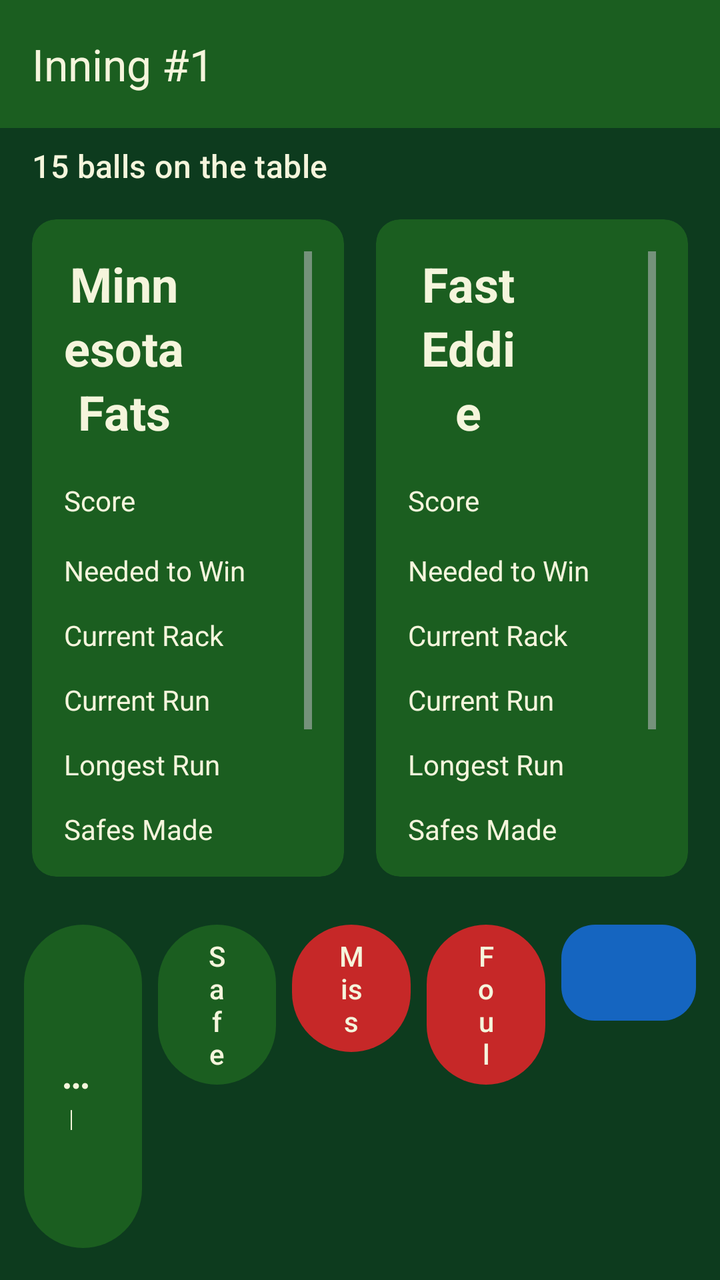
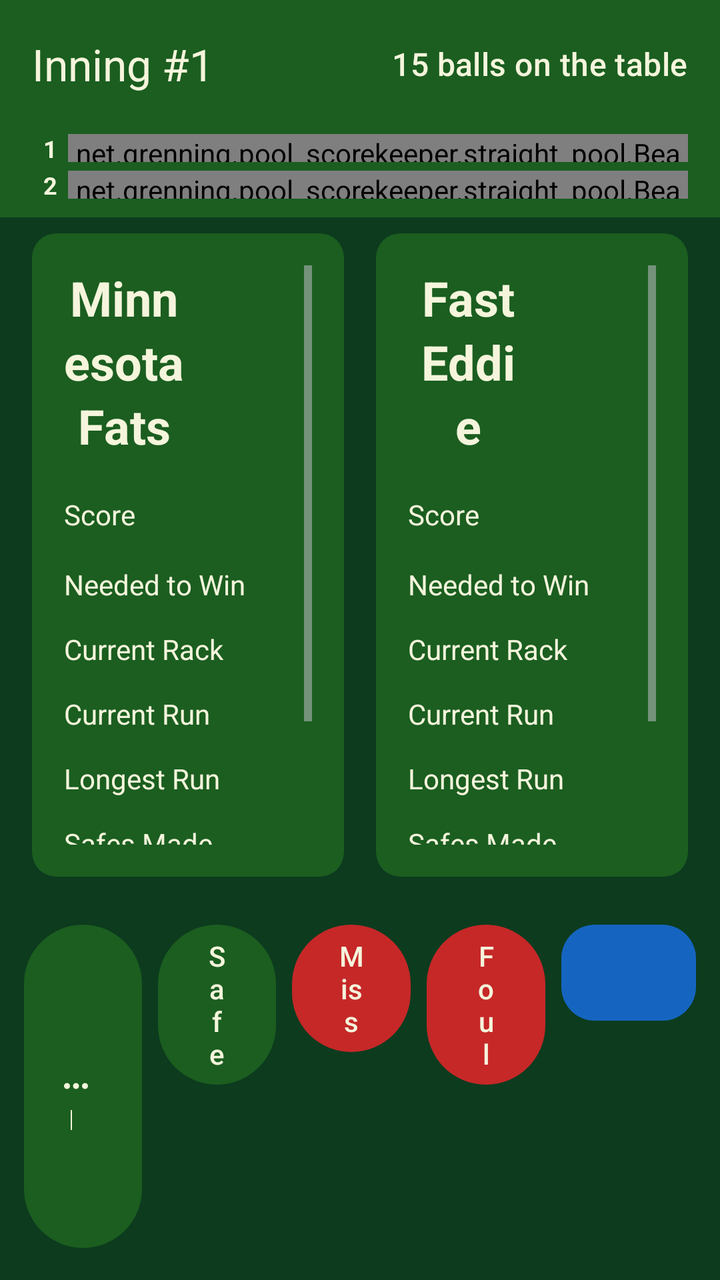

An Android layout rendered at two revisions. The XML below is the earlier revision; the diff shows what the commit changed to produce the second picture.
<!-- AndroidManifest.xml: application theme Theme.PoolScorekeeper -->
<!-- res/layout/activity_score_straight_pool.xml -->
<?xml version="1.0" encoding="utf-8"?>
<LinearLayout xmlns:android="http://schemas.android.com/apk/res/android"
    xmlns:app="http://schemas.android.com/apk/res-auto"
    android:id="@+id/scoreRoot"
    android:layout_width="match_parent"
    android:layout_height="match_parent"
    android:background="@color/felt_dark"
    android:orientation="vertical">

    <com.google.android.material.appbar.MaterialToolbar
        android:id="@+id/scoreToolbar"
        android:layout_width="match_parent"
        android:layout_height="wrap_content"
        android:background="@color/felt_green"
        android:minHeight="?attr/actionBarSize"
        app:title="@string/default_inning_text"
        app:titleTextColor="@color/ivory" />

    <LinearLayout
        android:layout_width="match_parent"
        android:layout_height="wrap_content"
        android:gravity="center_vertical"
        android:orientation="horizontal"
        android:paddingStart="16dp"
        android:paddingEnd="16dp"
        android:paddingTop="8dp"
        android:paddingBottom="8dp">

        <TextView
            android:id="@+id/ballsOnTheTable"
            android:layout_width="match_parent"
            android:layout_height="wrap_content"
            android:text="@string/default_balls_left_on_the_table"
            android:textAppearance="@style/TextAppearance.Material3.TitleMedium"
            android:textColor="@color/ivory" />
    </LinearLayout>

    <LinearLayout
        android:layout_width="match_parent"
        android:layout_height="0dp"
        android:layout_weight="1"
        android:orientation="horizontal"
        android:paddingStart="8dp"
        android:paddingEnd="8dp">

        <com.google.android.material.card.MaterialCardView
            android:id="@+id/player1Card"
            android:layout_width="0dp"
            android:layout_height="match_parent"
            android:layout_margin="8dp"
            android:layout_weight="1"
            app:cardBackgroundColor="@color/inactive_player"
            app:cardCornerRadius="12dp"
            app:contentPadding="16dp"
            app:strokeColor="@color/active_player"
            app:strokeWidth="0dp">

            <ScrollView
                android:id="@+id/player1Scroll"
                android:layout_width="match_parent"
                android:layout_height="match_parent"
                android:fillViewport="true"
                android:overScrollMode="ifContentScrolls"
                android:scrollbars="vertical">

            <TableLayout
                android:layout_width="match_parent"
                android:layout_height="wrap_content"
                android:stretchColumns="1">

                <TableRow>
                    <TextView
                        android:id="@+id/player1Name"
                        android:layout_width="0dp"
                        android:layout_weight="1"
                        android:gravity="center"
                        android:text="@string/default_player1Name"
                        android:textAppearance="@style/TextAppearance.Material3.HeadlineSmall"
                        android:textColor="@color/ivory"
                        android:textStyle="bold" />

                    <TextView
                        android:id="@+id/player1TurnClock"
                        android:gravity="end|center_vertical"
                        android:minWidth="64dp"
                        android:paddingStart="8dp"
                        android:textAppearance="@style/TextAppearance.Material3.TitleMedium"
                        android:textColor="@color/ivory" />
                </TableRow>

                <TableRow>
                    <TextView
                        style="@style/Widget.Pool.StatLabel"
                        android:text="@string/game_total" />
                    <TextView
                        android:id="@+id/player1Score"
                        style="@style/Widget.Pool.StatValue"
                        android:text="0"
                        android:textSize="28sp" />
                </TableRow>

                <TableRow>
                    <TextView
                        style="@style/Widget.Pool.StatLabel"
                        android:text="@string/points_needed" />
                    <TextView
                        android:id="@+id/player1PointsToWin"
                        style="@style/Widget.Pool.StatValue"
                        android:text="50" />
                </TableRow>

                <TableRow>
                    <TextView
                        style="@style/Widget.Pool.StatLabel"
                        android:text="@string/current_rack_total" />
                    <TextView
                        android:id="@+id/player1BallsThisRack"
                        style="@style/Widget.Pool.StatValue"
                        android:text="0" />
                </TableRow>

                <TableRow>
                    <TextView
                        style="@style/Widget.Pool.StatLabel"
                        android:text="@string/current_run" />
                    <TextView
                        android:id="@+id/player1CurrentRun"
                        style="@style/Widget.Pool.StatValue"
                        android:text="0" />
                </TableRow>

                <TableRow>
                    <TextView
                        style="@style/Widget.Pool.StatLabel"
                        android:text="@string/longest_run" />
                    <TextView
                        android:id="@+id/player1LongestRun"
                        style="@style/Widget.Pool.StatValue"
                        android:text="0" />
                </TableRow>

                <TableRow>
                    <TextView
                        style="@style/Widget.Pool.StatLabel"
                        android:text="@string/safes_made" />
                    <TextView
                        android:id="@+id/player1SafesMade"
                        style="@style/Widget.Pool.StatValue"
                        android:text="0" />
                </TableRow>

                <TableRow>
                    <TextView
                        style="@style/Widget.Pool.StatLabel"
                        android:text="@string/consecutive_fouls" />
                    <TextView
                        android:id="@+id/player1ConsecutiveFouls"
                        style="@style/Widget.Pool.StatValue"
                        android:text="0" />
                </TableRow>

                <TableRow>
                    <TextView
                        style="@style/Widget.Pool.StatLabel"
                        android:text="@string/total_fouls" />
                    <TextView
                        android:id="@+id/player1TotalFouls"
                        style="@style/Widget.Pool.StatValue"
                        android:text="0" />
                </TableRow>
            </TableLayout>
            </ScrollView>
        </com.google.android.material.card.MaterialCardView>

        <com.google.android.material.card.MaterialCardView
            android:id="@+id/player2Card"
            android:layout_width="0dp"
            android:layout_height="match_parent"
            android:layout_margin="8dp"
            android:layout_weight="1"
            app:cardBackgroundColor="@color/inactive_player"
            app:cardCornerRadius="12dp"
            app:contentPadding="16dp"
            app:strokeColor="@color/active_player"
            app:strokeWidth="0dp">

            <ScrollView
                android:id="@+id/player2Scroll"
                android:layout_width="match_parent"
                android:layout_height="match_parent"
                android:fillViewport="true"
                android:overScrollMode="ifContentScrolls"
                android:scrollbars="vertical">

            <TableLayout
                android:layout_width="match_parent"
                android:layout_height="wrap_content"
                android:stretchColumns="1">

                <TableRow>
                    <TextView
                        android:id="@+id/player2Name"
                        android:layout_width="0dp"
                        android:layout_weight="1"
                        android:gravity="center"
                        android:text="@string/default_player2Name"
                        android:textAppearance="@style/TextAppearance.Material3.HeadlineSmall"
                        android:textColor="@color/ivory"
                        android:textStyle="bold" />

                    <TextView
                        android:id="@+id/player2TurnClock"
                        android:gravity="end|center_vertical"
                        android:minWidth="64dp"
                        android:paddingStart="8dp"
                        android:textAppearance="@style/TextAppearance.Material3.TitleMedium"
                        android:textColor="@color/ivory" />
                </TableRow>

                <TableRow>
                    <TextView
                        style="@style/Widget.Pool.StatLabel"
                        android:text="@string/game_total" />
                    <TextView
                        android:id="@+id/player2Score"
                        style="@style/Widget.Pool.StatValue"
                        android:text="0"
                        android:textSize="28sp" />
                </TableRow>

                <TableRow>
                    <TextView
                        style="@style/Widget.Pool.StatLabel"
                        android:text="@string/points_needed" />
                    <TextView
                        android:id="@+id/player2PointsToWin"
                        style="@style/Widget.Pool.StatValue"
                        android:text="50" />
                </TableRow>

                <TableRow>
                    <TextView
                        style="@style/Widget.Pool.StatLabel"
                        android:text="@string/current_rack_total" />
                    <TextView
                        android:id="@+id/player2BallsThisRack"
                        style="@style/Widget.Pool.StatValue"
                        android:text="0" />
                </TableRow>

                <TableRow>
                    <TextView
                        style="@style/Widget.Pool.StatLabel"
                        android:text="@string/current_run" />
                    <TextView
                        android:id="@+id/player2CurrentRun"
                        style="@style/Widget.Pool.StatValue"
                        android:text="0" />
                </TableRow>

                <TableRow>
                    <TextView
                        style="@style/Widget.Pool.StatLabel"
                        android:text="@string/longest_run" />
                    <TextView
                        android:id="@+id/player2LongestRun"
                        style="@style/Widget.Pool.StatValue"
                        android:text="0" />
                </TableRow>

                <TableRow>
                    <TextView
                        style="@style/Widget.Pool.StatLabel"
                        android:text="@string/safes_made" />
                    <TextView
                        android:id="@+id/player2SafesMade"
                        style="@style/Widget.Pool.StatValue"
                        android:text="0" />
                </TableRow>

                <TableRow>
                    <TextView
                        style="@style/Widget.Pool.StatLabel"
                        android:text="@string/consecutive_fouls" />
                    <TextView
                        android:id="@+id/player2ConsecutiveFouls"
                        style="@style/Widget.Pool.StatValue"
                        android:text="0" />
                </TableRow>

                <TableRow>
                    <TextView
                        style="@style/Widget.Pool.StatLabel"
                        android:text="@string/total_fouls" />
                    <TextView
                        android:id="@+id/player2TotalFouls"
                        style="@style/Widget.Pool.StatValue"
                        android:text="0" />
                </TableRow>
            </TableLayout>
            </ScrollView>
        </com.google.android.material.card.MaterialCardView>
    </LinearLayout>

    <TextView
        android:id="@+id/shotMadeHint"
        android:layout_width="wrap_content"
        android:layout_height="wrap_content"
        android:layout_gravity="start"
        android:layout_marginStart="12dp"
        android:layout_marginEnd="16dp"
        android:maxWidth="320dp"
        android:background="@drawable/hint_bubble"
        android:elevation="6dp"
        android:paddingStart="12dp"
        android:paddingTop="12dp"
        android:paddingEnd="12dp"
        android:paddingBottom="20dp"
        android:text="@string/shot_made_long_press_hint"
        android:textAppearance="@style/TextAppearance.Material3.BodyMedium"
        android:textColor="@color/felt_dark"
        android:visibility="gone" />

    <LinearLayout
        android:layout_width="match_parent"
        android:layout_height="wrap_content"
        android:orientation="horizontal"
        android:padding="8dp">

        <LinearLayout
            android:id="@+id/playingActions"
            android:layout_width="0dp"
            android:layout_height="wrap_content"
            android:layout_weight="4"
            android:orientation="horizontal">

            <com.google.android.material.button.MaterialButton
                android:id="@+id/shotMadeButton"
                style="@style/Widget.Pool.ActionButton"
                android:contentDescription="@string/shot_made_accessibility"
                android:onClick="shotMadeButtonClicked"
                android:text="@string/shot_made"
                app:icon="@drawable/ic_more_horiz"
                app:iconGravity="end"
                app:iconPadding="4dp"
                app:iconSize="18dp"
                app:iconTint="@color/ivory" />

            <com.google.android.material.button.MaterialButton
                android:id="@+id/safeMadeButton"
                style="@style/Widget.Pool.ActionButton"
                android:onClick="safeMadeButtonClicked"
                android:text="@string/safe_made" />

            <com.google.android.material.button.MaterialButton
                android:id="@+id/missedShotButton"
                style="@style/Widget.Pool.DangerButton"
                android:onClick="missedShotButtonClicked"
                android:text="@string/missed_shot" />

            <com.google.android.material.button.MaterialButton
                android:id="@+id/foulButton"
                style="@style/Widget.Pool.DangerButton"
                android:onClick="foulButtonClicked"
                android:text="@string/foul" />
        </LinearLayout>

        <LinearLayout
            android:id="@+id/gameOverActions"
            android:layout_width="0dp"
            android:layout_height="wrap_content"
            android:layout_weight="4"
            android:orientation="horizontal"
            android:visibility="gone">

            <com.google.android.material.button.MaterialButton
                android:id="@+id/newGameButton"
                style="@style/Widget.Pool.ActionButton"
                android:onClick="newGameButtonClicked"
                android:text="@string/new_game" />

            <com.google.android.material.button.MaterialButton
                android:id="@+id/gameSummaryButton"
                style="@style/Widget.Pool.ActionButton"
                android:onClick="gameSummaryButtonClicked"
                android:text="@string/game_summary" />
        </LinearLayout>

        <LinearLayout
            android:layout_width="0dp"
            android:layout_height="wrap_content"
            android:layout_margin="4dp"
            android:layout_weight="1"
            android:minHeight="56dp"
            android:orientation="horizontal">

            <com.google.android.material.button.MaterialButton
                android:id="@+id/undoButton"
                style="@style/Widget.Pool.SplitButton.Left"
                android:layout_marginEnd="1dp"
                android:contentDescription="@string/undo"
                android:enabled="false"
                android:onClick="undoButtonClicked"
                android:text="@string/undo_symbol" />

            <com.google.android.material.button.MaterialButton
                android:id="@+id/redoButton"
                style="@style/Widget.Pool.SplitButton.Right"
                android:contentDescription="@string/redo"
                android:enabled="false"
                android:onClick="redoButtonClicked"
                android:text="@string/redo_symbol" />
        </LinearLayout>
    </LinearLayout>

</LinearLayout>
<!-- resources referenced by this layout -->
<resources>
  <color name="active_player">#FFC107</color>
  <color name="felt_dark">#0D3B1E</color>
  <color name="felt_green">#1B5E20</color>
  <color name="inactive_player">#1B5E20</color>
  <color name="ivory">#F5F5DC</color>
  <string name="consecutive_fouls">Consecutive Fouls</string>
  <string name="current_rack_total">Current Rack</string>
  <string name="current_run">Current Run</string>
  <string name="default_balls_left_on_the_table">15 balls on the table</string>
  <string name="default_inning_text">Inning #1</string>
  <string name="default_player1Name">Minnesota Fats</string>
  <string name="default_player2Name">Fast Eddie</string>
  <string name="foul">Foul</string>
  <string name="game_summary">Game Summary</string>
  <string name="game_total">Score</string>
  <string name="longest_run">Longest Run</string>
  <string name="missed_shot">Miss</string>
  <string name="new_game">New Game</string>
  <string name="points_needed">Needed to Win</string>
  <string name="redo">Redo</string>
  <string name="redo_symbol">&gt;</string>
  <string name="safe_made">Safe</string>
  <string name="safes_made">Safes Made</string>
  <string name="shot_made">Shot Made</string>
  <string name="shot_made_accessibility">Shot Made. Long-press to enter several balls on one shot</string>
  <string name="shot_made_long_press_hint">Long-press Shot Made to enter several balls on one shot</string>
  <string name="total_fouls">Total Fouls</string>
  <string name="undo">Undo</string>
  <string name="undo_symbol">&lt;</string>
  <style name="Widget.Pool.ActionButton" parent="Widget.Material3.Button">
          <item name="android:layout_width">0dp</item>
          <item name="android:layout_height">wrap_content</item>
          <item name="android:layout_weight">1</item>
          <item name="android:minHeight">56dp</item>
          <item name="android:layout_margin">4dp</item>
          <item name="android:textAllCaps">false</item>
      </style>
  <style name="Widget.Pool.DangerButton" parent="Widget.Pool.ActionButton">
          <item name="backgroundTint">@color/miss_button</item>
          <item name="android:textColor">@color/ivory</item>
      </style>
  <style name="Widget.Pool.SplitButton.Left">
          <item name="shapeAppearanceOverlay">@style/ShapeAppearance.Pool.SplitLeft</item>
      </style>
  <style name="Widget.Pool.SplitButton.Right">
          <item name="shapeAppearanceOverlay">@style/ShapeAppearance.Pool.SplitRight</item>
      </style>
  <style name="Widget.Pool.StatLabel" parent="android:Widget.TextView">
          <item name="android:layout_width">wrap_content</item>
          <item name="android:layout_height">wrap_content</item>
          <item name="android:textColor">@color/ivory</item>
          <item name="android:textSize">14sp</item>
          <item name="android:paddingTop">4dp</item>
          <item name="android:paddingBottom">4dp</item>
      </style>
  <color name="miss_button">#C62828</color>
  <style name="ShapeAppearance.Pool.SplitLeft" parent="ShapeAppearance.M3.Sys.Shape.Corner.Full">
          <item name="cornerFamily">rounded</item>
          <item name="cornerSizeTopLeft">50%</item>
          <item name="cornerSizeBottomLeft">50%</item>
          <item name="cornerSizeTopRight">0dp</item>
          <item name="cornerSizeBottomRight">0dp</item>
      </style>
  <style name="ShapeAppearance.Pool.SplitRight" parent="ShapeAppearance.M3.Sys.Shape.Corner.Full">
          <item name="cornerFamily">rounded</item>
          <item name="cornerSizeTopLeft">0dp</item>
          <item name="cornerSizeBottomLeft">0dp</item>
          <item name="cornerSizeTopRight">50%</item>
          <item name="cornerSizeBottomRight">50%</item>
      </style>
  <!-- unchanged entries left out for length: 4 -->
</resources>

<!-- the commit's change to res/layout/activity_score_straight_pool.xml (unified diff, before → after) -->
@@ -13,26 +13,76 @@
         android:layout_height="wrap_content"
         android:background="@color/felt_green"
         android:minHeight="?attr/actionBarSize"
+        app:contentInsetEnd="8dp"
+        app:contentInsetStart="16dp"
         app:title="@string/default_inning_text"
-        app:titleTextColor="@color/ivory" />
+        app:titleTextColor="@color/ivory">
+
+        <TextView
+            android:id="@+id/ballsOnTheTable"
+            android:layout_width="wrap_content"
+            android:layout_height="wrap_content"
+            android:layout_gravity="end"
+            android:paddingEnd="8dp"
+            android:text="@string/default_balls_left_on_the_table"
+            android:textAppearance="@style/TextAppearance.Material3.TitleMedium"
+            android:textColor="@color/ivory" />
+    </com.google.android.material.appbar.MaterialToolbar>
 
     <LinearLayout
         android:layout_width="match_parent"
         android:layout_height="wrap_content"
-        android:gravity="center_vertical"
-        android:orientation="horizontal"
+        android:background="@color/felt_green"
+        android:orientation="vertical"
         android:paddingStart="16dp"
+        android:paddingTop="2dp"
         android:paddingEnd="16dp"
-        android:paddingTop="8dp"
         android:paddingBottom="8dp">
 
-        <TextView
-            android:id="@+id/ballsOnTheTable"
+        <LinearLayout
             android:layout_width="match_parent"
             android:layout_height="wrap_content"
-            android:text="@string/default_balls_left_on_the_table"
-            android:textAppearance="@style/TextAppearance.Material3.TitleMedium"
-            android:textColor="@color/ivory" />
+            android:gravity="center_vertical"
+            android:orientation="horizontal">
+
+            <TextView
+                android:layout_width="18dp"
+                android:layout_height="wrap_content"
+                android:gravity="center"
+                android:text="1"
+                android:textColor="@color/ivory"
+                android:textSize="12sp"
+                android:textStyle="bold" />
+
+            <net.grenning.pool_scorekeeper.straight_pool.BeadRackView
+                android:id="@+id/player1Beads"
+                android:layout_width="0dp"
+                android:layout_height="14dp"
+                android:layout_weight="1" />
+        </LinearLayout>
+
+        <LinearLayout
+            android:layout_width="match_parent"
+            android:layout_height="wrap_content"
+            android:layout_marginTop="2dp"
+            android:gravity="center_vertical"
+            android:orientation="horizontal">
+
+            <TextView
+                android:layout_width="18dp"
+                android:layout_height="wrap_content"
+                android:gravity="center"
+                android:text="2"
+                android:textColor="@color/ivory"
+                android:textSize="12sp"
+                android:textStyle="bold" />
+
+            <net.grenning.pool_scorekeeper.straight_pool.BeadRackView
+                android:id="@+id/player2Beads"
+                android:layout_width="0dp"
+                android:layout_height="14dp"
+                android:layout_weight="1" />
+        </LinearLayout>
     </LinearLayout>
 
     <LinearLayout
